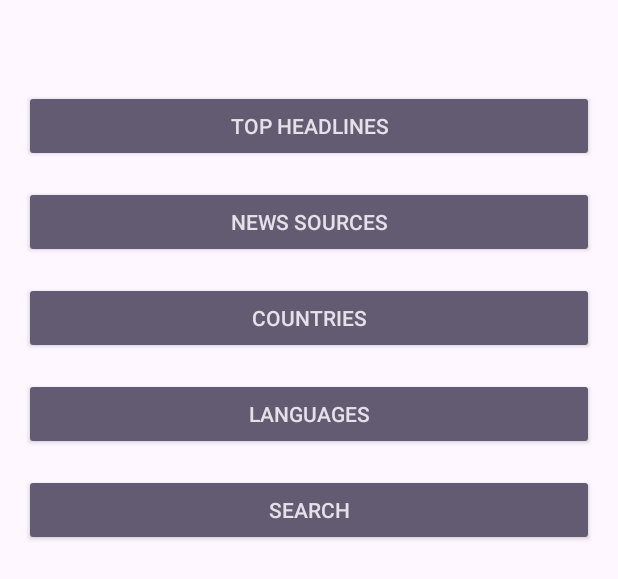
After one commit to ifahimkhan/MVVMArchitecture, an Android app: the layout activity_home.xml on its own in the app's theme, with its tools: preview values and no code run, on a phone screen of 412 x 824 dp. The commit adds this screen. Shown: the top 579 px of the screen. Run offline under Robolectric (Android 15) with nearby library versions, the phone set to English and light mode, and no system bars.

Commit message:
if applied this commit will Add New HomeActivity which contains different functionality

```diff
--- a/app/src/main/AndroidManifest.xml
+++ b/app/src/main/AndroidManifest.xml
@@ -1,10 +1,11 @@
 <?xml version="1.0" encoding="utf-8"?>
 <manifest xmlns:android="http://schemas.android.com/apk/res/android"
     xmlns:tools="http://schemas.android.com/tools">
-    <uses-permission android:name="android.permission.INTERNET"/>
+
+    <uses-permission android:name="android.permission.INTERNET" />
 
     <application
-        android:name="com.example.mvvmarchitecture.MVVMApplication"
+        android:name=".MVVMApplication"
         android:allowBackup="true"
         android:dataExtractionRules="@xml/data_extraction_rules"
         android:fullBackupContent="@xml/backup_rules"
@@ -15,14 +16,19 @@
         android:theme="@style/Theme.MVVMArchitecture"
         tools:targetApi="31">
         <activity
-            android:name=".ui.topheadline.TopHeadlineActivity"
-            android:exported="true">
+            android:name=".ui.home.HomeActivity"
+            android:exported="true"
+            android:theme="@style/Theme.MVVMArchitecture">
             <intent-filter>
                 <action android:name="android.intent.action.MAIN" />
 
                 <category android:name="android.intent.category.LAUNCHER" />
             </intent-filter>
+
         </activity>
+        <activity
+            android:name=".ui.topheadline.TopHeadlineActivity"
+            android:exported="false" />
     </application>
 
 </manifest>
--- /dev/null
+++ b/app/src/main/java/com/example/mvvmarchitecture/ui/home/HomeActivity.kt
@@ -0,0 +1,19 @@
+package com.example.mvvmarchitecture.ui.home
+
+import android.os.Bundle
+import androidx.appcompat.app.AppCompatActivity
+import com.example.mvvmarchitecture.databinding.ActivityHomeBinding
+import com.example.mvvmarchitecture.ui.topheadline.TopHeadlineActivity
+
+class HomeActivity : AppCompatActivity() {
+    private lateinit var binding: ActivityHomeBinding
+    override fun onCreate(savedInstanceState: Bundle?) {
+        super.onCreate(savedInstanceState)
+        binding = ActivityHomeBinding.inflate(layoutInflater)
+        setContentView(binding.root)
+
+        binding.btnTopHeadlines.setOnClickListener {
+            TopHeadlineActivity.startActivity(this)
+        }
+    }
+}
--- a/app/src/main/java/com/example/mvvmarchitecture/ui/topheadline/TopHeadlineActivity.kt
+++ b/app/src/main/java/com/example/mvvmarchitecture/ui/topheadline/TopHeadlineActivity.kt
@@ -1,10 +1,12 @@
 package com.example.mvvmarchitecture.ui.topheadline
 
+import android.content.Context
+import android.content.Intent
 import android.os.Bundle
 import android.view.View
 import android.widget.Toast
 import androidx.appcompat.app.AppCompatActivity
-import androidx.lifecycle.Lifecycle.*
+import androidx.lifecycle.Lifecycle.State
 import androidx.lifecycle.lifecycleScope
 import androidx.lifecycle.repeatOnLifecycle
 import androidx.recyclerview.widget.DividerItemDecoration
@@ -84,4 +86,10 @@ class TopHeadlineActivity : AppCompatActivity() {
             .applicationComponent((application as MVVMApplication).applicationComponent)
             .activityModule(ActivityModule(this)).build().inject(this)
     }
+
+    companion object {
+        fun startActivity(context: Context) {
+            context.startActivity(Intent(context, TopHeadlineActivity::class.java))
+        }
+    }
 }
--- /dev/null
+++ b/app/src/main/res/layout/activity_home.xml
@@ -0,0 +1,62 @@
+<?xml version="1.0" encoding="utf-8"?>
+<androidx.constraintlayout.widget.ConstraintLayout xmlns:android="http://schemas.android.com/apk/res/android"
+    xmlns:app="http://schemas.android.com/apk/res-auto"
+    xmlns:tools="http://schemas.android.com/tools"
+    android:layout_width="match_parent"
+    android:layout_height="match_parent"
+    tools:context=".ui.home.HomeActivity">
+
+
+    <androidx.appcompat.widget.AppCompatButton
+        android:id="@+id/btnTopHeadlines"
+        style="@style/Widget.AppCompat.Button.Colored"
+        android:layout_width="match_parent"
+        android:layout_height="wrap_content"
+        android:layout_marginLeft="16dp"
+        android:layout_marginTop="60dp"
+        android:layout_marginRight="16dp"
+        android:text="Top Headlines"
+        app:layout_constraintStart_toStartOf="parent"
+        app:layout_constraintTop_toTopOf="parent" />
+
+    <androidx.appcompat.widget.AppCompatButton
+        android:id="@+id/btnNewsSources"
+        style="@style/Widget.AppCompat.Button.Colored"
+        android:layout_width="match_parent"
+        android:layout_height="wrap_content"
+        android:layout_margin="16dp"
+        android:text="News Sources"
+        app:layout_constraintStart_toStartOf="parent"
+        app:layout_constraintTop_toBottomOf="@+id/btnTopHeadlines" />
+
+    <androidx.appcompat.widget.AppCompatButton
+        android:id="@+id/btnCountries"
+        style="@style/Widget.AppCompat.Button.Colored"
+        android:layout_width="match_parent"
+        android:layout_height="wrap_content"
+        android:layout_margin="16dp"
+        android:text="Countries"
+        app:layout_constraintStart_toStartOf="parent"
+        app:layout_constraintTop_toBottomOf="@+id/btnNewsSources" />
+
+    <androidx.appcompat.widget.AppCompatButton
+        android:id="@+id/btnLanguages"
+        style="@style/Widget.AppCompat.Button.Colored"
+        android:layout_width="match_parent"
+        android:layout_height="wrap_content"
+        android:layout_margin="16dp"
+        android:text="Languages"
+        app:layout_constraintStart_toStartOf="parent"
+        app:layout_constraintTop_toBottomOf="@+id/btnCountries" />
+
+    <androidx.appcompat.widget.AppCompatButton
+        android:id="@+id/btnSearch"
+        style="@style/Widget.AppCompat.Button.Colored"
+        android:layout_width="match_parent"
+        android:layout_height="wrap_content"
+        android:layout_margin="16dp"
+        android:text="Search"
+        app:layout_constraintStart_toStartOf="parent"
+        app:layout_constraintTop_toBottomOf="@+id/btnLanguages" />
+
+</androidx.constraintlayout.widget.ConstraintLayout>
```
